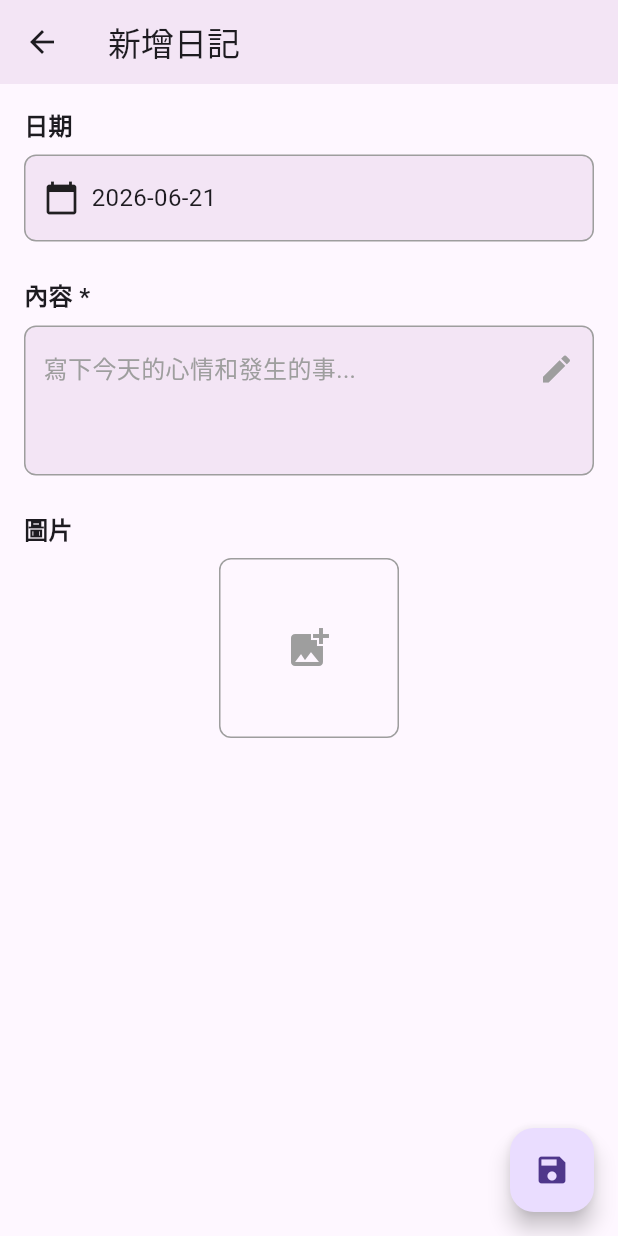
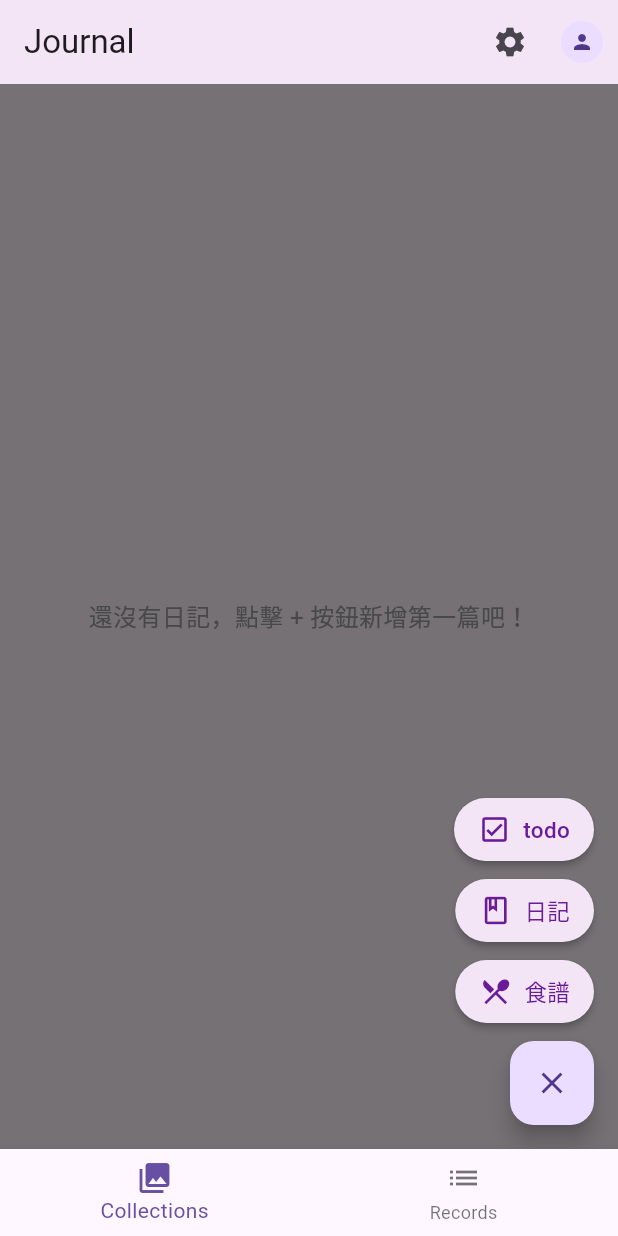
Before and after one commit to itaouo/journal, a Flutter app: the screen it shows once a user with an empty profile is signed in, after a tap on the "add" icon, on a phone screen of 412 x 824 dp. Run offline on Flutter 3.47's test engine with Material 3 defaults, Android fonts, the phone set to English and light mode, and no system bars; our stand-ins replace connectivity_plus, firebase_auth, firebase_core, google_sign_in, image_picker, smooth_page_indicator and 1 more; missing offline and left inert: extension_google_sign_in_as_googleapis_auth, googleapis; accounts and stored records are empty; generated files the repository leaves out were written again.

Commit message:
[Feat] Add Expandable fab for more options.

```diff
--- a/lib/screens/home_screen.dart
+++ b/lib/screens/home_screen.dart
@@ -2,8 +2,10 @@ import 'dart:io';
 import 'package:flutter/material.dart';
 import '../models/diary_manager.dart';
 import '../models/diary.dart';
+import '../widgets/expandable_fab.dart';
 import 'add_diary_screen.dart';
 import 'diary_detail_screen.dart';
+import 'placeholder_screen.dart';
 
 class HomeScreen extends StatefulWidget {
   const HomeScreen({super.key});
@@ -119,14 +121,24 @@ class HomeScreenState extends State<HomeScreen> {
             }
           },
         ),
-        Positioned(
-          bottom: 16,
-          right: 16,
-          child: FloatingActionButton(
-            onPressed: _addNewDiary,
-            child: const Icon(Icons.add),
-            tooltip: '新增日記',
-          ),
+        ExpandableFab(
+          items: [
+            ExpandableFabItem(
+              icon: Icons.check_box_outlined,
+              label: 'todo',
+              onTap: _addTodo,
+            ),
+            ExpandableFabItem(
+              icon: Icons.book_outlined,
+              label: '日記',
+              onTap: _addNewDiary,
+            ),
+            ExpandableFabItem(
+              icon: Icons.restaurant_menu_outlined,
+              label: '食譜',
+              onTap: _addRecipe,
+            ),
+          ],
         ),
       ],
     );
@@ -138,10 +150,23 @@ class HomeScreenState extends State<HomeScreen> {
       MaterialPageRoute(builder: (context) => const AddDiaryScreen()),
     );
 
-    // 重新加載日記列表
     setState(() {
       _loadDiaries();
     });
+  }
+
+  void _addTodo() {
+    Navigator.push(
+      context,
+      MaterialPageRoute(builder: (context) => const PlaceholderScreen(title: 'Todo')),
+    );
+  }
+
+  void _addRecipe() {
+    Navigator.push(
+      context,
+      MaterialPageRoute(builder: (context) => const PlaceholderScreen(title: '食譜')),
+    );
   }
 
   void _viewDiaryDetail(Diary diary) async {
--- /dev/null
+++ b/lib/screens/placeholder_screen.dart
@@ -0,0 +1,26 @@
+import 'package:flutter/material.dart';
+
+class PlaceholderScreen extends StatelessWidget {
+  final String title;
+
+  const PlaceholderScreen({
+    super.key,
+    required this.title,
+  });
+
+  @override
+  Widget build(BuildContext context) {
+    return Scaffold(
+      appBar: AppBar(
+        title: Text(title),
+        backgroundColor: Colors.purple.shade50,
+      ),
+      body: const Center(
+        child: Text(
+          '功能開發中',
+          style: TextStyle(fontSize: 16, color: Colors.grey),
+        ),
+      ),
+    );
+  }
+}
--- /dev/null
+++ b/lib/widgets/expandable_fab.dart
@@ -0,0 +1,155 @@
+import 'package:flutter/material.dart';
+
+class ExpandableFabItem {
+  final IconData icon;
+  final String label;
+  final VoidCallback onTap;
+
+  const ExpandableFabItem({
+    required this.icon,
+    required this.label,
+    required this.onTap,
+  });
+}
+
+class ExpandableFab extends StatefulWidget {
+  final List<ExpandableFabItem> items;
+
+  const ExpandableFab({
+    super.key,
+    required this.items,
+  });
+
+  @override
+  State<ExpandableFab> createState() => _ExpandableFabState();
+}
+
+class _ExpandableFabState extends State<ExpandableFab> {
+  bool _isOpen = false;
+
+  void _toggle() {
+    setState(() {
+      _isOpen = !_isOpen;
+    });
+  }
+
+  void _close() {
+    if (_isOpen) {
+      setState(() {
+        _isOpen = false;
+      });
+    }
+  }
+
+  void _onItemTap(ExpandableFabItem item) {
+    _close();
+    item.onTap();
+  }
+
+  @override
+  Widget build(BuildContext context) {
+    return Stack(
+      children: [
+        IgnorePointer(
+          ignoring: !_isOpen,
+          child: AnimatedOpacity(
+            opacity: _isOpen ? 1.0 : 0.0,
+            duration: const Duration(milliseconds: 200),
+            child: GestureDetector(
+              onTap: _close,
+              child: Container(color: Colors.black54),
+            ),
+          ),
+        ),
+        Positioned(
+          bottom: 16,
+          right: 16,
+          child: Column(
+            mainAxisSize: MainAxisSize.min,
+            crossAxisAlignment: CrossAxisAlignment.end,
+            children: [
+              for (var i = 0; i < widget.items.length; i++)
+                _FabMenuItem(
+                  item: widget.items[i],
+                  isOpen: _isOpen,
+                  index: i,
+                  onTap: () => _onItemTap(widget.items[i]),
+                ),
+              FloatingActionButton(
+                onPressed: _toggle,
+                tooltip: _isOpen ? '關閉' : '新增',
+                child: AnimatedSwitcher(
+                  duration: const Duration(milliseconds: 200),
+                  child: Icon(
+                    _isOpen ? Icons.close : Icons.add,
+                    key: ValueKey(_isOpen),
+                  ),
+                ),
+              ),
+            ],
+          ),
+        ),
+      ],
+    );
+  }
+}
+
+class _FabMenuItem extends StatelessWidget {
+  final ExpandableFabItem item;
+  final bool isOpen;
+  final int index;
+  final VoidCallback onTap;
+
+  const _FabMenuItem({
+    required this.item,
+    required this.isOpen,
+    required this.index,
+    required this.onTap,
+  });
+
+  @override
+  Widget build(BuildContext context) {
+    return IgnorePointer(
+      ignoring: !isOpen,
+      child: AnimatedSlide(
+        offset: isOpen ? Offset.zero : const Offset(0, 0.5),
+        duration: Duration(milliseconds: 200 + index * 50),
+        curve: Curves.easeOut,
+        child: AnimatedOpacity(
+          opacity: isOpen ? 1.0 : 0.0,
+          duration: Duration(milliseconds: 200 + index * 50),
+          child: Padding(
+            padding: const EdgeInsets.only(bottom: 12),
+            child: Material(
+              color: Colors.purple.shade50,
+              elevation: 2,
+              borderRadius: BorderRadius.circular(24),
+              child: InkWell(
+                onTap: onTap,
+                borderRadius: BorderRadius.circular(24),
+                child: Padding(
+                  padding: const EdgeInsets.symmetric(horizontal: 16, vertical: 10),
+                  child: Row(
+                    mainAxisSize: MainAxisSize.min,
+                    children: [
+                      Icon(item.icon, color: Colors.purple.shade800, size: 22),
+                      const SizedBox(width: 8),
+                      Text(
+                        item.label,
+                        style: TextStyle(
+                          color: Colors.purple.shade800,
+                          fontSize: 15,
+                          fontWeight: FontWeight.w500,
+                        ),
+                      ),
+                    ],
+                  ),
+                ),
+              ),
+            ),
+          ),
+        ),
+      ),
+    );
+  }
+}
```
